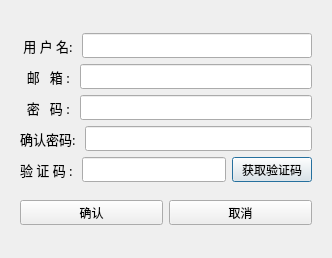
First picture: the form in registerdialog.ui, repository Penguin-SAMA/PenguinChat, before the edit.
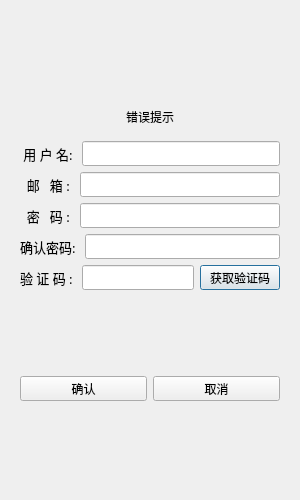
Second picture: the form after the edit.

```diff
--- a/registerdialog.ui
+++ b/registerdialog.ui
@@ -6,10 +6,22 @@
    <rect>
     <x>0</x>
     <y>0</y>
-    <width>332</width>
-    <height>258</height>
+    <width>300</width>
+    <height>500</height>
    </rect>
   </property>
+  <property name="minimumSize">
+   <size>
+    <width>300</width>
+    <height>500</height>
+   </size>
+  </property>
+  <property name="maximumSize">
+   <size>
+    <width>300</width>
+    <height>500</height>
+   </size>
+  </property>
   <property name="windowTitle">
    <string>Dialog</string>
   </property>
@@ -33,6 +45,27 @@
            </property>
           </spacer>
          </item>
+         <item>
+          <widget class="QWidget" name="widget" native="true">
+           <layout class="QVBoxLayout" name="verticalLayout_4">
+            <item>
+             <widget class="QLabel" name="err_tip">
+              <property name="font">
+               <font>
+                <family>霞鹜文楷 GB 屏幕阅读版</family>
+               </font>
+              </property>
+              <property name="text">
+               <string>错误提示</string>
+              </property>
+              <property name="alignment">
+               <set>Qt::AlignmentFlag::AlignCenter</set>
+              </property>
+             </widget>
+            </item>
+           </layout>
+          </widget>
+         </item>
          <item>
           <layout class="QHBoxLayout" name="horizontalLayout">
            <item>
@@ -241,7 +274,7 @@
             </widget>
            </item>
            <item>
-            <widget class="QLineEdit" name="get_code">
+            <widget class="QLineEdit" name="verify_edit">
              <property name="minimumSize">
               <size>
                <width>0</width>
@@ -257,7 +290,7 @@
             </widget>
            </item>
            <item>
-            <widget class="QPushButton" name="verify_btn">
+            <widget class="QPushButton" name="get_code">
              <property name="minimumSize">
               <size>
                <width>0</width>
```
